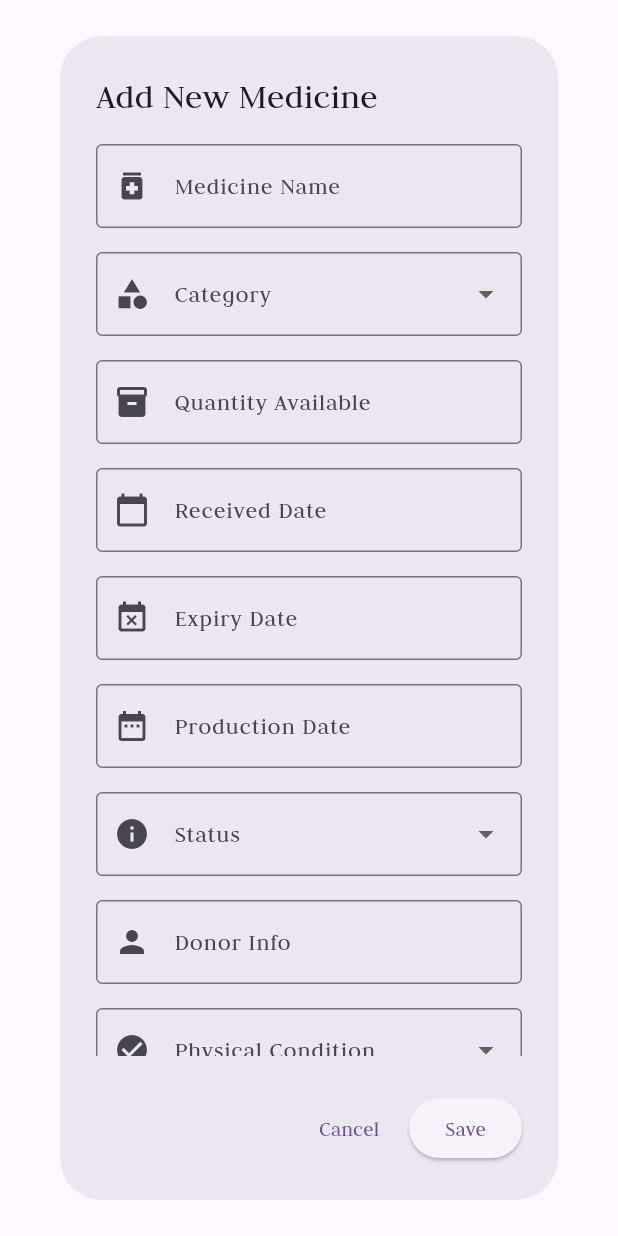
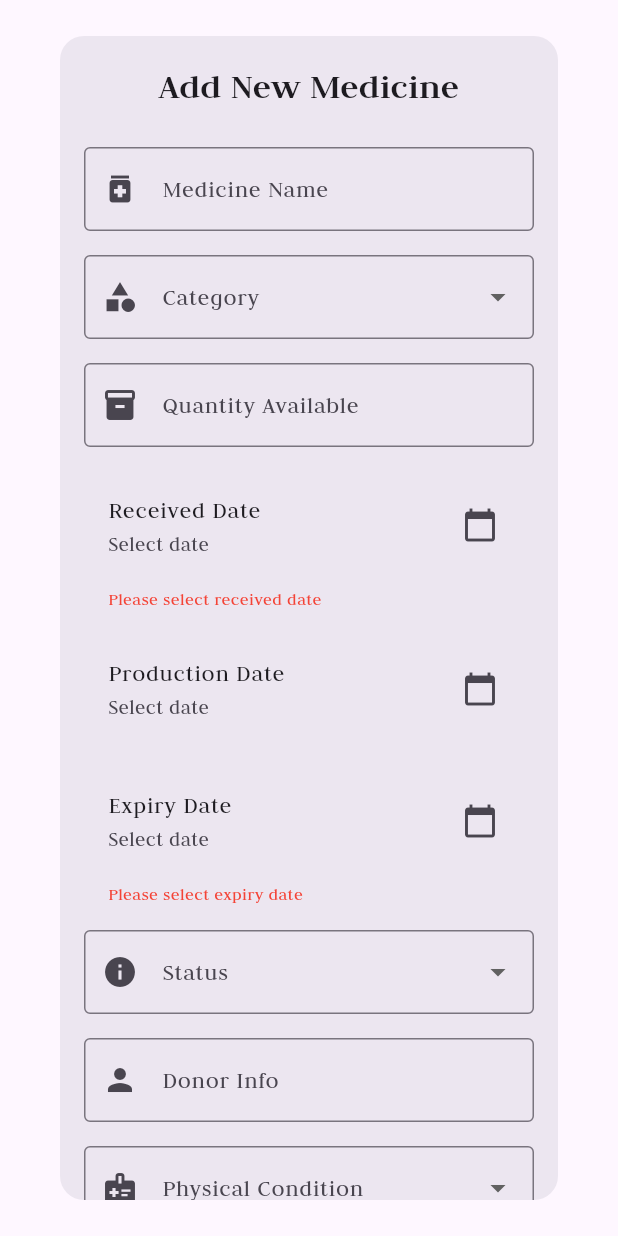
Before and after one commit to Mahmoud031/graduation_project, a Flutter app: the AddMedicineDialog widget shown alone on an empty page, opened directly, on a phone screen of 412 x 824 dp. Run offline on Flutter 3.47's test engine with Material 3 defaults, Android fonts, the phone set to English and light mode, and no system bars; our stand-ins replace bloc, cloud_firestore, dartz, dots_indicator, firebase_auth, firebase_core and 8 more; missing offline and left inert: flutter_facebook_auth; accounts and stored records are empty; statements that could not run were skipped.

Commit message:
ui and validation of add medicine dialog

```diff
--- a/lib/core/cubits/medicine_cubit/medicine_cubit.dart
+++ b/lib/core/cubits/medicine_cubit/medicine_cubit.dart
@@ -26,7 +26,8 @@ class MedicineCubit extends Cubit<MedicineState> {
     _currentNgoUId = ngoUId;
     _medicineSubscription?.cancel();
     emit(MedicineLoading());
-    _medicineSubscription = medicineRepo.getMedicineByNgoUIdStream(ngoUId).listen(
+    _medicineSubscription =
+        medicineRepo.getMedicineByNgoUIdStream(ngoUId).listen(
               (medicines) => emit(MedicineSuccess(medicines)),
               onError: (e) => emit(MedicineFailure(e.toString())),
             );
@@ -35,7 +36,8 @@ class MedicineCubit extends Cubit<MedicineState> {
   void listenToDonorMedicines(String userId) {
     _donorMedicineSubscription?.cancel();
     emit(MedicineLoading());
-    _donorMedicineSubscription = medicineRepo.getMedicineByUserIdStream(userId).listen(
+    _donorMedicineSubscription =
+        medicineRepo.getMedicineByUserIdStream(userId).listen(
               (medicines) => emit(MedicineSuccess(medicines)),
               onError: (e) => emit(MedicineFailure(e.toString())),
             );
--- a/lib/core/utils/backend_endpoint.dart
+++ b/lib/core/utils/backend_endpoint.dart
@@ -7,4 +7,6 @@ class BackendEndpoint {
   static const addMedicine = 'medicine';
   static const getMedicine = 'medicine';
   static const sendMessage = 'messages';
+  static const addMedicinetoInvnetory = 'medicine_inventory';
+  static const getMedicineInventory = 'medicine_inventory';
 }
--- a/lib/features/ngo_features/Medicine_inventory/presentation/views/widgets/add_medicine_dialog.dart
+++ b/lib/features/ngo_features/Medicine_inventory/presentation/views/widgets/add_medicine_dialog.dart
@@ -1,4 +1,9 @@
 import 'package:flutter/material.dart';
+import 'package:graduation_project/features/ngo_features/Medicine_inventory/presentation/views/widgets/medicine_data.dart';
+import 'package:graduation_project/features/ngo_features/Medicine_inventory/presentation/views/widgets/medicine_constants.dart';
+import 'package:graduation_project/features/ngo_features/Medicine_inventory/presentation/views/widgets/date_validator.dart';
+import 'package:graduation_project/features/ngo_features/Medicine_inventory/presentation/views/widgets/date_picker_field.dart';
+import 'package:graduation_project/features/ngo_features/Medicine_inventory/presentation/widgets/medicine_form_fields.dart';
 
 class AddMedicineDialog extends StatefulWidget {
   const AddMedicineDialog({super.key});
@@ -8,239 +13,199 @@ class AddMedicineDialog extends StatefulWidget {
 }
 
 class _AddMedicineDialogState extends State<AddMedicineDialog> {
-  final TextEditingController _medicineNameController = TextEditingController();
-  final TextEditingController _quantityController = TextEditingController();
-  final TextEditingController _donorInfoController = TextEditingController();
-  final TextEditingController _notesController = TextEditingController();
+  final _formKey = GlobalKey<FormState>();
+  final _medicineData = MedicineData();
 
-  DateTime? _receivedDate;
-  DateTime? _expiryDate;
-  DateTime? _productionDate;
-  String? _selectedCategory;
-  String? _selectedStatus;
-  String? _selectedPhysicalCondition;
+  final _nameController = TextEditingController();
+  final _quantityController = TextEditingController();
+  final _donorInfoController = TextEditingController();
+  final _notesController = TextEditingController();
 
-  final List<String> _categories = [
-    'Painkiller',
-    'Antibiotic',
-    'Cardiac',
-    'Antiviral',
-    'Antifungal',
-    'Antihistamine',
-    'Antacid',
-    'Other'
-  ];
-
-  final List<String> _statuses = [
-    'New',
-    'Opened',
-    'Near Expiry',
-    'Expired',
-    'Damaged'
-  ];
-
-  final List<String> _physicalConditions = [
-    'Sealed',
-    'Opened',
-    'Good condition',
-    'Damaged',
-    'Partially used'
-  ];
-
-  Future<void> _selectDate(BuildContext context, bool isReceivedDate, bool isExpiryDate) async {
+  Future<void> _selectDate(BuildContext context, String dateType) async {
     final DateTime? picked = await showDatePicker(
       context: context,
       initialDate: DateTime.now(),
       firstDate: DateTime(2000),
       lastDate: DateTime(2100),
     );
+
     if (picked != null) {
       setState(() {
-        if (isReceivedDate) {
-          _receivedDate = picked;
-        } else if (isExpiryDate) {
-          _expiryDate = picked;
-        } else {
-          _productionDate = picked;
+        switch (dateType) {
+          case 'received':
+            _medicineData.receivedDate = picked;
+            break;
+          case 'expiry':
+            _medicineData.expiryDate = picked;
+            break;
+          case 'production':
+            _medicineData.productionDate = picked;
+            break;
         }
       });
     }
   }
 
   @override
+  Widget build(BuildContext context) {
+    return Dialog(
+      shape: RoundedRectangleBorder(
+        borderRadius: BorderRadius.circular(16),
+      ),
+      child: SingleChildScrollView(
+        child: Padding(
+          padding: const EdgeInsets.all(16.0),
+          child: Form(
+            key: _formKey,
+            child: Column(
+              mainAxisSize: MainAxisSize.min,
+              crossAxisAlignment: CrossAxisAlignment.stretch,
+              children: [
+                const Text(
+                  'Add New Medicine',
+                  style: TextStyle(
+                    fontSize: 24,
+                    fontWeight: FontWeight.bold,
+                  ),
+                  textAlign: TextAlign.center,
+                ),
+                const SizedBox(height: 24),
+                MedicineFormFields.buildTextField(
+                  controller: _nameController,
+                  label: 'Medicine Name',
+                  icon: Icons.medication,
+                ),
+                MedicineFormFields.buildDropdown(
+                  label: 'Category',
+                  icon: Icons.category,
+                  items: MedicineConstants.categories,
+                  value: _medicineData.category,
+                  onChanged: (value) =>
+                      setState(() => _medicineData.category = value),
+                ),
+                MedicineFormFields.buildTextField(
+                  controller: _quantityController,
+                  label: 'Quantity Available',
+                  icon: Icons.inventory,
+                  isNumber: true,
+                  validator: (value) {
+                    if (value?.isEmpty ?? true) return 'Required';
+                    if (int.tryParse(value!) == null) return 'Must be a number';
+                    return null;
+                  },
+                ),
+                DatePickerField(
+                  title: 'Received Date',
+                  selectedDate: _medicineData.receivedDate,
+                  onTap: () => _selectDate(context, 'received'),
+                  errorText: DateValidator.validateReceivedDate(
+                    receivedDate: _medicineData.receivedDate,
+                    expiryDate: _medicineData.expiryDate,
+                    productionDate: _medicineData.productionDate,
+                  ),
+                ),
+                const SizedBox(height: 16),
+                DatePickerField(
+                  title: 'Production Date',
+                  selectedDate: _medicineData.productionDate,
+                  onTap: () => _selectDate(context, 'production'),
+                  errorText: DateValidator.validateProductionDate(
+                    productionDate: _medicineData.productionDate,
+                    receivedDate: _medicineData.receivedDate,
+                    expiryDate: _medicineData.expiryDate,
+                  ),
+                ),
+                const SizedBox(height: 16),
+                DatePickerField(
+                  title: 'Expiry Date',
+                  selectedDate: _medicineData.expiryDate,
+                  onTap: () => _selectDate(context, 'expiry'),
+                  errorText: DateValidator.validateExpiryDate(
+                    expiryDate: _medicineData.expiryDate,
+                    receivedDate: _medicineData.receivedDate,
+                    productionDate: _medicineData.productionDate,
+                  ),
+                ),
+                const SizedBox(height: 16),
+                MedicineFormFields.buildDropdown(
+                  label: 'Status',
+                  icon: Icons.info,
+                  items: MedicineConstants.statuses,
+                  value: _medicineData.status,
+                  onChanged: (value) =>
+                      setState(() => _medicineData.status = value),
+                ),
+                MedicineFormFields.buildTextField(
+                  controller: _donorInfoController,
+                  label: 'Donor Info',
+                  icon: Icons.person,
+                ),
+                MedicineFormFields.buildDropdown(
+                  label: 'Physical Condition',
+                  icon: Icons.medical_information,
+                  items: MedicineConstants.physicalConditions,
+                  value: _medicineData.physicalCondition,
+                  onChanged: (value) =>
+                      setState(() => _medicineData.physicalCondition = value),
+                ),
+                MedicineFormFields.buildTextField(
+                  controller: _notesController,
+                  label: 'Notes',
+                  icon: Icons.note,
+                  maxLines: 3,
+                  validator: null,
+                ),
+                const SizedBox(height: 24),
+                Row(
+                  mainAxisAlignment: MainAxisAlignment.end,
+                  children: [
+                    TextButton(
+                      onPressed: () => Navigator.pop(context),
+                      child: const Text('Cancel'),
+                    ),
+                    const SizedBox(width: 16),
+                    ElevatedButton(
+                      onPressed: _handleSubmit,
+                      child: const Text('Save'),
+                    ),
+                  ],
+                ),
+              ],
+            ),
+          ),
+        ),
+      ),
+    );
+  }
+
+  void _handleSubmit() {
+    if (_formKey.currentState!.validate() &&
+        DateValidator.validateReceivedDate(
+          receivedDate: _medicineData.receivedDate,
+          expiryDate: _medicineData.expiryDate,
+          productionDate: _medicineData.productionDate,
+        ) == null &&
+        DateValidator.validateExpiryDate(
+          expiryDate: _medicineData.expiryDate,
+          receivedDate: _medicineData.receivedDate,
+          productionDate: _medicineData.productionDate,
+        ) == null &&
+        DateValidator.validateProductionDate(
+          productionDate: _medicineData.productionDate,
+          receivedDate: _medicineData.receivedDate,
+          expiryDate: _medicineData.expiryDate,
+        ) == null) {
+      // TODO: Handle form submission
+      Navigator.pop(context);
+    }
+  }
+
+  @override
   void dispose() {
-    _medicineNameController.dispose();
+    _nameController.dispose();
     _quantityController.dispose();
     _donorInfoController.dispose();
     _notesController.dispose();
     super.dispose();
   }
-
-  @override
-  Widget build(BuildContext context) {
-    return AlertDialog(
-      title: const Text('Add New Medicine'),
-      content: SingleChildScrollView(
-        child: Column(
-          mainAxisSize: MainAxisSize.min,
-          crossAxisAlignment: CrossAxisAlignment.start,
-          children: [
-            TextField(
-              controller: _medicineNameController,
-              decoration: const InputDecoration(
-                labelText: 'Medicine Name',
-                hintText: 'e.g., Paracetamol 500mg',
-                border: OutlineInputBorder(),
-                prefixIcon: Icon(Icons.medication),
-              ),
-            ),
-            const SizedBox(height: 16),
-            DropdownButtonFormField<String>(
-              value: _selectedCategory,
-              decoration: const InputDecoration(
-                labelText: 'Category',
-                border: OutlineInputBorder(),
-                prefixIcon: Icon(Icons.category),
-              ),
-              items: _categories.map((String category) {
-                return DropdownMenuItem<String>(
-                  value: category,
-                  child: Text(category),
-                );
-              }).toList(),
-              onChanged: (String? newValue) {
-                setState(() {
-                  _selectedCategory = newValue;
-                });
-              },
-            ),
-            const SizedBox(height: 16),
-            TextField(
-              controller: _quantityController,
-              decoration: const InputDecoration(
-                labelText: 'Quantity Available',
-                border: OutlineInputBorder(),
-                prefixIcon: Icon(Icons.inventory),
-              ),
-              keyboardType: TextInputType.number,
-            ),
-            const SizedBox(height: 16),
-            TextField(
-              decoration: InputDecoration(
-                labelText: 'Received Date',
-                border: const OutlineInputBorder(),
-                prefixIcon: const Icon(Icons.calendar_today),
-                hintText: _receivedDate != null
-                    ? '${_receivedDate!.day}/${_receivedDate!.month}/${_receivedDate!.year}'
-                    : 'Select Date',
-              ),
-              readOnly: true,
-              onTap: () => _selectDate(context, true, false),
-            ),
-            const SizedBox(height: 16),
-            TextField(
-              decoration: InputDecoration(
-                labelText: 'Expiry Date',
-                border: const OutlineInputBorder(),
-                prefixIcon: const Icon(Icons.event_busy),
-                hintText: _expiryDate != null
-                    ? '${_expiryDate!.day}/${_expiryDate!.month}/${_expiryDate!.year}'
-                    : 'Select Date',
-              ),
-              readOnly: true,
-              onTap: () => _selectDate(context, false, true),
-            ),
-            const SizedBox(height: 16),
-            TextField(
-              decoration: InputDecoration(
-                labelText: 'Production Date',
-                hintText: _productionDate != null
-                    ? '${_productionDate!.day}/${_productionDate!.month}/${_productionDate!.year}'
-                    : 'Optional - Select Date',
-                border: const OutlineInputBorder(),
-                prefixIcon: const Icon(Icons.date_range),
-              ),
-              readOnly: true,
-              onTap: () => _selectDate(context, false, false),
-            ),
-            const SizedBox(height: 16),
-            DropdownButtonFormField<String>(
-              value: _selectedStatus,
-              decoration: const InputDecoration(
-                labelText: 'Status',
-                border: OutlineInputBorder(),
-                prefixIcon: Icon(Icons.info),
-              ),
-              items: _statuses.map((String status) {
-                return DropdownMenuItem<String>(
-                  value: status,
-                  child: Text(status),
-                );
-              }).toList(),
-              onChanged: (String? newValue) {
-                setState(() {
-                  _selectedStatus = newValue;
-                });
-              },
-            ),
-            const SizedBox(height: 16),
-            TextField(
-              controller: _donorInfoController,
-              decoration: const InputDecoration(
-                labelText: 'Donor Info',
-                hintText: 'Name or ID of the donor',
-                border: OutlineInputBorder(),
-                prefixIcon: Icon(Icons.person),
-              ),
-            ),
-            const SizedBox(height: 16),
-            DropdownButtonFormField<String>(
-              value: _selectedPhysicalCondition,
-              decoration: const InputDecoration(
-                labelText: 'Physical Condition',
-                border: OutlineInputBorder(),
-                prefixIcon: Icon(Icons.check_circle),
-              ),
-              items: _physicalConditions.map((String condition) {
-                return DropdownMenuItem<String>(
-                  value: condition,
-                  child: Text(condition),
-                );
-              }).toList(),
-              onChanged: (String? newValue) {
-                setState(() {
-                  _selectedPhysicalCondition = newValue;
-                });
-              },
-            ),
-            const SizedBox(height: 16),
-            TextField(
-              controller: _notesController,
-              maxLines: 3,
-              decoration: const InputDecoration(
-                labelText: 'Notes',
-                hintText: 'Example: "Donated without box"',
-                border: OutlineInputBorder(),
-                prefixIcon: Icon(Icons.note),
-                alignLabelWithHint: true,
-              ),
-            ),
-          ],
-        ),
-      ),
-      actions: [
-        TextButton(
-          onPressed: () => Navigator.pop(context),
-          child: const Text('Cancel'),
-        ),
-        ElevatedButton(
-          onPressed: () {
-            // TODO: Implement save functionality with the form data
-            Navigator.pop(context);
-          },
-          child: const Text('Save'),
-        ),
-      ],
-    );
-  }
 }
--- /dev/null
+++ b/lib/features/ngo_features/Medicine_inventory/presentation/views/widgets/date_picker_field.dart
@@ -0,0 +1,44 @@
+import 'package:flutter/material.dart';
+import 'package:intl/intl.dart';
+
+class DatePickerField extends StatelessWidget {
+  final String title;
+  final DateTime? selectedDate;
+  final VoidCallback onTap;
+  final String? errorText;
+
+  const DatePickerField({
+    super.key,
+    required this.title,
+    required this.selectedDate,
+    required this.onTap,
+    this.errorText,
+  });
+
+  @override
+  Widget build(BuildContext context) {
+    return Column(
+      crossAxisAlignment: CrossAxisAlignment.start,
+      children: [
+        ListTile(
+          title: Text(title),
+          subtitle: Text(
+            selectedDate == null
+                ? 'Select date'
+                : DateFormat('yyyy-MM-dd').format(selectedDate!),
+          ),
+          trailing: const Icon(Icons.calendar_today),
+          onTap: onTap,
+        ),
+        if (errorText != null)
+          Padding(
+            padding: const EdgeInsets.only(left: 16.0, top: 4.0),
+            child: Text(
+              errorText!,
+              style: const TextStyle(color: Colors.red, fontSize: 12),
+            ),
+          ),
+      ],
+    );
+  }
+}
--- /dev/null
+++ b/lib/features/ngo_features/Medicine_inventory/presentation/views/widgets/date_validator.dart
@@ -0,0 +1,76 @@
+class DateValidator {
+  static String? validateReceivedDate({
+    required DateTime? receivedDate,
+    required DateTime? expiryDate,
+    required DateTime? productionDate,
+  }) {
+    if (receivedDate == null) return 'Please select received date';
+
+    final now = DateTime.now();
+    final today = DateTime(now.year, now.month, now.day);
+
+    if (receivedDate.isAfter(today)) {
+      return 'Received date cannot be in the future';
+    }
+
+    if (expiryDate != null && receivedDate.isAfter(expiryDate)) {
+      return 'Received date cannot be after expiry date';
+    }
+
+    if (productionDate != null && productionDate.isAfter(receivedDate)) {
+      return 'Received date cannot be before production date';
+    }
+
+    return null;
+  }
+
+  static String? validateExpiryDate({
+    required DateTime? expiryDate,
+    required DateTime? receivedDate,
+    required DateTime? productionDate,
+  }) {
+    if (expiryDate == null) return 'Please select expiry date';
+
+    final now = DateTime.now();
+    final today = DateTime(now.year, now.month, now.day);
+
+    if (expiryDate.isBefore(today)) {
+      return 'Expiry date cannot be in the past';
+    }
+
+    if (receivedDate != null && receivedDate.isAfter(expiryDate)) {
+      return 'Expiry date cannot be before received date';
+    }
+
+    if (productionDate != null && productionDate.isAfter(expiryDate)) {
+      return 'Expiry date cannot be before production date';
+    }
+
+    return null;
+  }
+
+  static String? validateProductionDate({
+    required DateTime? productionDate,
+    required DateTime? receivedDate,
+    required DateTime? expiryDate,
+  }) {
+    if (productionDate == null) return null; // Optional field
+
+    final now = DateTime.now();
+    final today = DateTime(now.year, now.month, now.day);
+
+    if (productionDate.isAfter(today)) {
+      return 'Production date cannot be in the future';
+    }
+
+    if (receivedDate != null && productionDate.isAfter(receivedDate)) {
+      return 'Production date cannot be after received date';
+    }
+
+    if (expiryDate != null && productionDate.isAfter(expiryDate)) {
+      return 'Production date cannot be after expiry date';
+    }
+
+    return null;
+  }
+}
--- /dev/null
+++ b/lib/features/ngo_features/Medicine_inventory/presentation/views/widgets/medicine_constants.dart
@@ -0,0 +1,24 @@
+class MedicineConstants {
+  static const List<String> categories = [
+    'Painkiller',
+    'Antibiotic',
+    'Cardiac',
+    'Antiviral',
+    'Antifungal',
+    'Other'
+  ];
+
+  static const List<String> statuses = [
+    'New',
+    'Opened',
+    'Near Expiry',
+    'Expired'
+  ];
+
+  static const List<String> physicalConditions = [
+    'Sealed',
+    'Opened',
+    'Good condition',
+    'Damaged'
+  ];
+}
--- /dev/null
+++ b/lib/features/ngo_features/Medicine_inventory/presentation/views/widgets/medicine_data.dart
@@ -0,0 +1,24 @@
+class MedicineData {
+  String? name;
+  String? category;
+  int? quantity;
+  DateTime? receivedDate;
+  DateTime? productionDate;
+  DateTime? expiryDate;
+  String? status;
+  String? donorInfo;
+  String? physicalCondition;
+  String? notes;
+
+  bool isValid() {
+    return name != null &&
+        category != null &&
+        quantity != null &&
+        receivedDate != null &&
+        productionDate != null &&
+        expiryDate != null &&
+        status != null &&
+        donorInfo != null &&
+        physicalCondition != null;
+  }
+}
--- /dev/null
+++ b/lib/features/ngo_features/Medicine_inventory/presentation/widgets/medicine_form_fields.dart
@@ -0,0 +1,55 @@
+import 'package:flutter/material.dart';
+
+class MedicineFormFields {
+  static Widget buildTextField({
+    required TextEditingController controller,
+    required String label,
+    required IconData icon,
+    bool isNumber = false,
+    int? maxLines,
+    String? Function(String?)? validator,
+  }) {
+    return Padding(
+      padding: const EdgeInsets.only(bottom: 16),
+      child: TextFormField(
+        controller: controller,
+        decoration: InputDecoration(
+          labelText: label,
+          border: const OutlineInputBorder(),
+          prefixIcon: Icon(icon),
+        ),
+        keyboardType: isNumber ? TextInputType.number : TextInputType.text,
+        maxLines: maxLines ?? 1,
+        validator: validator ?? (value) => value?.isEmpty ?? true ? 'Required' : null,
+      ),
+    );
+  }
+
+  static Widget buildDropdown({
+    required String label,
+    required IconData icon,
+    required List<String> items,
+    required String? value,
+    required Function(String?) onChanged,
+  }) {
+    return Padding(
+      padding: const EdgeInsets.only(bottom: 16),
+      child: DropdownButtonFormField<String>(
+        value: value,
+        decoration: InputDecoration(
+          labelText: label,
+          border: const OutlineInputBorder(),
+          prefixIcon: Icon(icon),
+        ),
+        items: items.map((String item) {
+          return DropdownMenuItem<String>(
+            value: item,
+            child: Text(item),
+          );
+        }).toList(),
+        onChanged: onChanged,
+        validator: (value) => value == null ? 'Required' : null,
+      ),
+    );
+  }
+}
```
Lines whose indentation alone changed are shown as unchanged.
